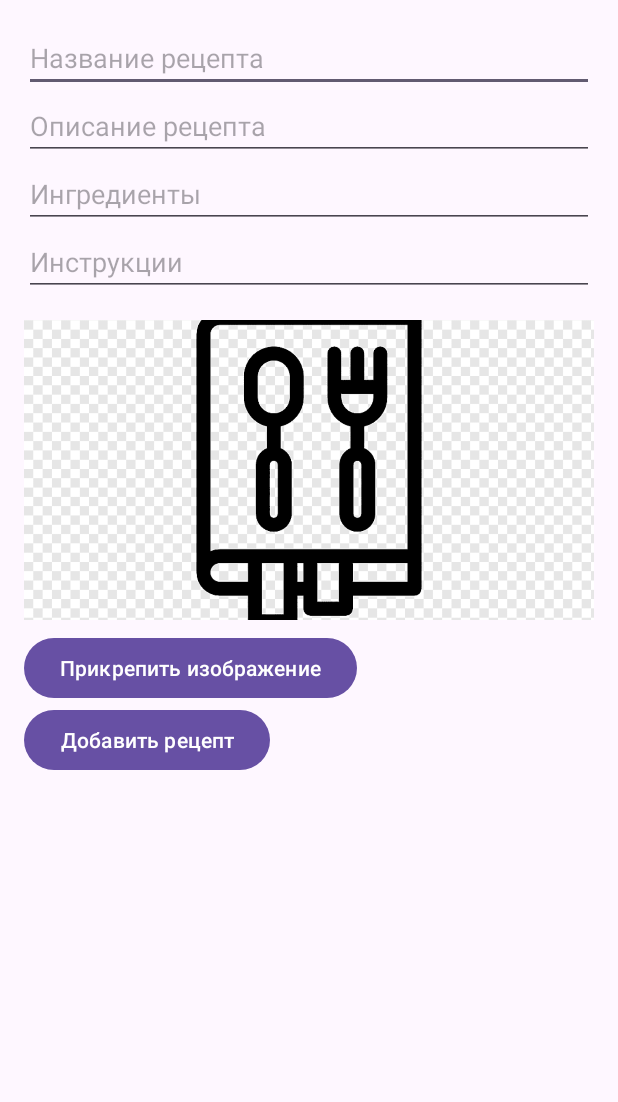
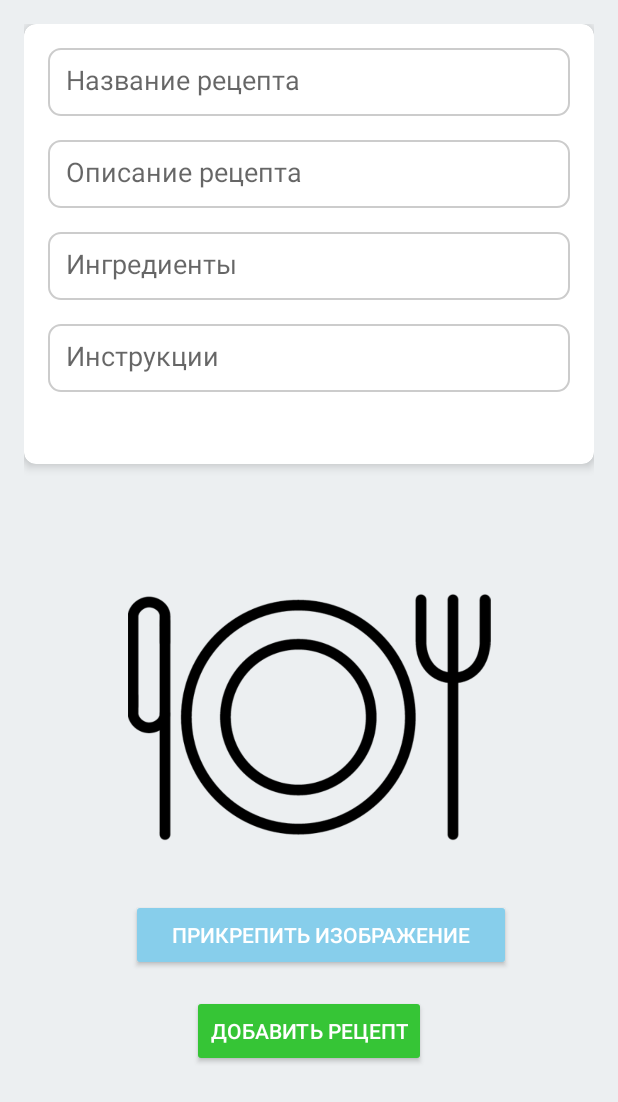
Before and after one commit to Nikita00721/AndroidRecipesApp, an Android app: the AddRecipeActivity screen opened directly, with no data from a screen before it, on a phone screen of 412 x 824 dp. Shown: the top 1102 px of the screen. Run offline under Robolectric (Android 15) with nearby library versions, the phone set to English and light mode, and no system bars.

Commit message:
ДИЗАЙН

```diff
--- a/app/src/main/java/com/example/recipes2/EditRecipeActivity.java
+++ b/app/src/main/java/com/example/recipes2/EditRecipeActivity.java
@@ -69,6 +69,5 @@ public class EditRecipeActivity extends AppCompatActivity {
                 finish(); // Закрыть текущую активность и вернуться назад
             }
         });
-
     }
 }
--- /dev/null
+++ b/app/src/main/res/drawable/edittext_bg.xml
@@ -0,0 +1,8 @@
+<shape xmlns:android="http://schemas.android.com/apk/res/android"
+    android:shape="rectangle">
+    <solid android:color="#FFFFFF"/>
+    <corners android:radius="8dp"/>
+    <stroke
+        android:width="1dp"
+    android:color="#CCCCCC"/>
+</shape>
--- a/app/src/main/res/layout/activity_add_recipe.xml
+++ b/app/src/main/res/layout/activity_add_recipe.xml
@@ -2,58 +2,101 @@
 <LinearLayout
     xmlns:android="http://schemas.android.com/apk/res/android"
     xmlns:app="http://schemas.android.com/apk/res-auto"
-    xmlns:tools="http://schemas.android.com/tools"
     android:layout_width="match_parent"
     android:layout_height="match_parent"
     android:orientation="vertical"
     android:padding="16dp"
-    tools:context=".AddRecipeActivity">
+    android:background="@color/lightGrey">
+
+    <androidx.cardview.widget.CardView
+        android:layout_width="match_parent"
+        android:layout_height="wrap_content"
+        android:layout_marginBottom="32dp"
+        app:cardCornerRadius="8dp"
+        app:cardElevation="4dp">
+
+        <LinearLayout
+            android:layout_width="match_parent"
+            android:layout_height="match_parent"
+            android:orientation="vertical"
+            android:padding="16dp">
 
             <EditText
                 android:id="@+id/titleEditText"
                 android:layout_width="match_parent"
-        android:layout_height="wrap_content"
-        android:hint="Название рецепта" />
+                android:layout_height="45dp"
+                android:layout_marginBottom="16dp"
+                android:background="@drawable/edittext_bg"
+                android:hint="Название рецепта"
+                android:padding="12dp" />
 
             <EditText
                 android:id="@+id/descriptionEditText"
                 android:layout_width="match_parent"
-        android:layout_height="wrap_content"
-        android:hint="Описание рецепта" />
+                android:layout_height="45dp"
+                android:layout_marginBottom="16dp"
+                android:background="@drawable/edittext_bg"
+                android:hint="Описание рецепта"
+                android:padding="12dp" />
 
             <EditText
                 android:id="@+id/ingredientsEditText"
                 android:layout_width="match_parent"
-        android:layout_height="wrap_content"
-        android:hint="Ингредиенты" />
+                android:layout_height="45dp"
+                android:layout_marginBottom="16dp"
+                android:background="@drawable/edittext_bg"
+                android:hint="Ингредиенты"
+                android:padding="12dp" />
 
             <EditText
                 android:id="@+id/instructionsEditText"
                 android:layout_width="match_parent"
-        android:layout_height="wrap_content"
-        android:hint="Инструкции" />
+                android:layout_height="45dp"
+                android:layout_marginBottom="32dp"
+                android:background="@drawable/edittext_bg"
+                android:hint="Инструкции"
+                android:padding="12dp" />
+
+        </LinearLayout>
+    </androidx.cardview.widget.CardView>
+
+
+    <LinearLayout
+        android:layout_width="match_parent"
+        android:layout_height="306dp"
+        android:gravity="center_vertical"
+        android:orientation="vertical">
 
         <ImageView
             android:id="@+id/recipeImageView"
-        android:layout_width="match_parent"
-        android:layout_height="200dp"
+            android:layout_width="wrap_content"
+            android:layout_height="224dp"
+            android:layout_gravity="center_horizontal"
             android:layout_marginTop="16dp"
-        android:scaleType="centerCrop"
+            android:layout_weight="1"
+            android:scaleType="centerInside"
             android:src="@drawable/default_recipe_image" />
 
         <Button
             android:id="@+id/attachImageButton"
-        android:layout_width="wrap_content"
+            android:layout_width="253dp"
             android:layout_height="wrap_content"
+            android:layout_gravity="center|center_vertical"
+            android:layout_marginStart="8dp"
+            android:backgroundTint="@color/softBlue"
             android:text="Прикрепить изображение"
-        android:layout_marginTop="8dp" />
+            android:textColor="@android:color/white" />
+
+    </LinearLayout>
 
     <Button
         android:id="@+id/addRecipeButton"
         android:layout_width="wrap_content"
         android:layout_height="wrap_content"
-        android:text="Добавить рецепт" />
-
-
+        android:text="Добавить рецепт"
+        android:backgroundTint="@color/green"
+        android:textColor="@android:color/white"
+        android:layout_gravity="center_horizontal"
+        android:layout_marginTop="16dp" />
 
 </LinearLayout>
--- a/app/src/main/res/layout/recipe_card_layout.xml
+++ b/app/src/main/res/layout/recipe_card_layout.xml
@@ -6,6 +6,7 @@
     android:layout_height="wrap_content"
     android:layout_margin="8dp"
     android:elevation="4dp"
+    android:background="@color/lightGrey"
     app:cardCornerRadius="8dp">
 
     <LinearLayout
@@ -25,6 +26,7 @@
             android:layout_width="match_parent"
             android:layout_height="wrap_content"
             android:text="Recipe Title"
+            android:textColor="@color/black"
             android:textSize="18sp"
             android:textStyle="bold"
             android:padding="8dp" />
--- a/app/src/main/res/values/colors.xml
+++ b/app/src/main/res/values/colors.xml
@@ -3,4 +3,10 @@
     <color name="black">#FF000000</color>
     <color name="white">#FFFFFFFF</color>
     <color name="red">#FF0000</color>
+    <color name="blue">#2196F3</color>
+    <color name="grey">#CCCCCC</color>
+    <color name="lightGrey">#ECEFF1</color>
+    <color name="green">#36C536</color>
+    <color name="softBlue">#87CEEB</color>
+    <color name="darkGrey">#666666</color>
 </resources>
--- a/app/src/main/res/values/strings.xml
+++ b/app/src/main/res/values/strings.xml
@@ -1,3 +1,3 @@
 <resources>
-    <string name="app_name">Recipes</string>
+    <string name="app_name">Мои рецепты</string>
 </resources>
--- a/app/src/main/res/values/themes.xml
+++ b/app/src/main/res/values/themes.xml
@@ -1,9 +1,17 @@
-<resources xmlns:tools="http://schemas.android.com/tools">
-    <!-- Base application theme. -->
-    <style name="Base.Theme.Recipes2" parent="Theme.Material3.DayNight.NoActionBar">
-        <!-- Customize your light theme here. -->
-        <!-- <item name="colorPrimary">@color/my_light_primary</item> -->
+<?xml version="1.0" encoding="utf-8"?>
+<resources>
+
+    <!-- Base application theme -->
+    <style name="Theme.Recipes2" parent="Theme.AppCompat.Light">
+        <!-- Customize your theme here -->
+        <item name="colorPrimary">#9FD4FF</item>
+        <item name="colorPrimaryDark">@color/grey</item>
+        <item name="colorAccent">@color/red</item>
+    </style>
+    <style name="AppTheme.PopupOverlay" parent="ThemeOverlay.AppCompat.Light" />
+
+    <style name="AppTheme.NoActionBar" parent="Theme.AppCompat.Light.NoActionBar">
+        <!-- Другие атрибуты стиля -->
     </style>
 
-    <style name="Theme.Recipes2" parent="Base.Theme.Recipes2" />
 </resources>
```
Also changed, not shown: app/src/main/AndroidManifest.xml (+9 -6 lines), app/src/main/res/drawable/edittext_background.xml (added, +12 -0 lines), app/src/main/res/layout/activity_edit_recipe.xml (+50 -17 lines), app/src/main/res/layout/activity_main.xml (+22 -9 lines), app/src/main/res/layout/activity_recipe_detail.xml (+36 -18 lines), app/src/main/res/drawable/default_recipe_image.png. Lines whose indentation alone changed are shown as unchanged.
